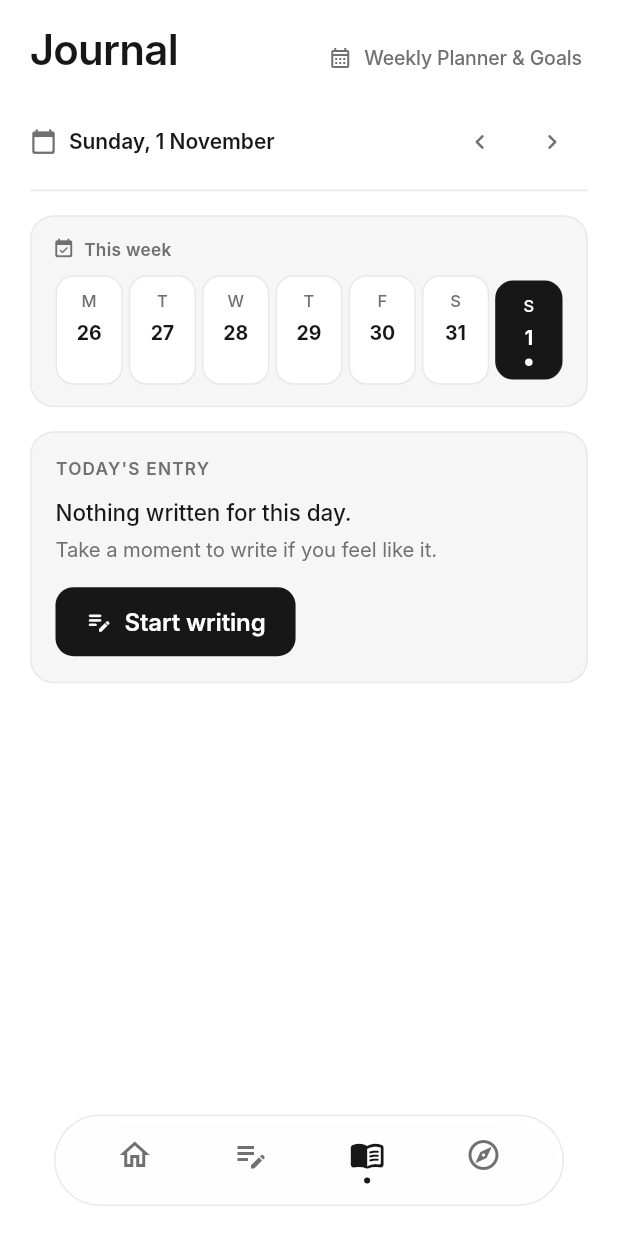
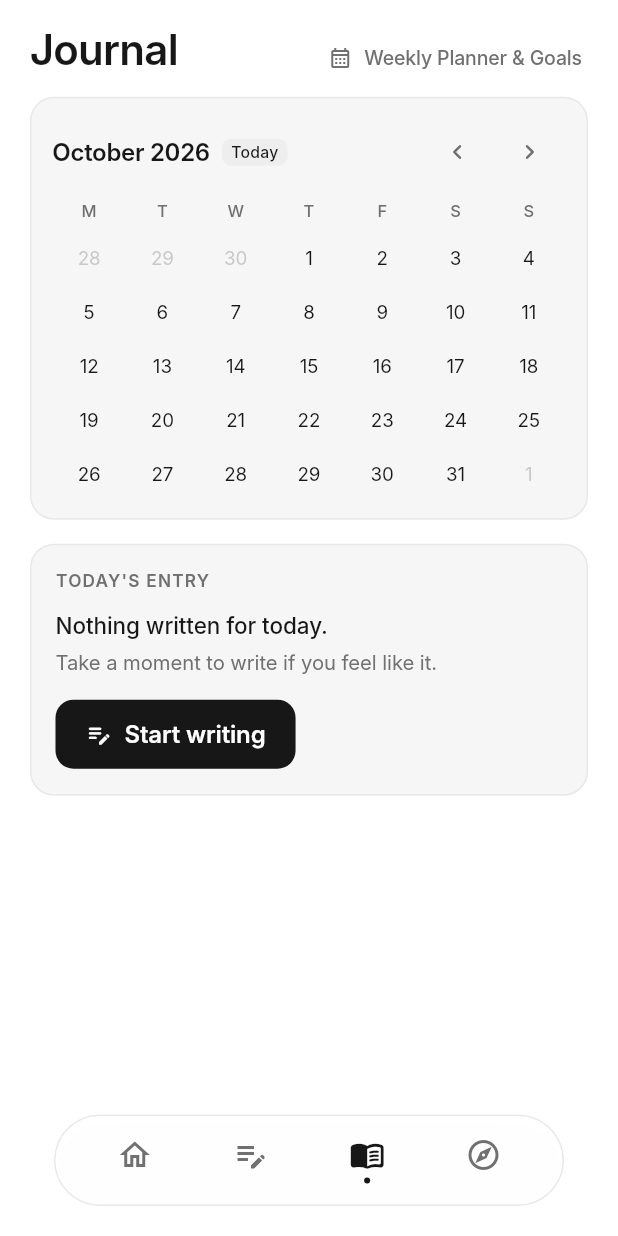
Before and after one commit to bhvyshrm/Haven, a Flutter app: the screen it shows after launch, item 3 of the bottom bar chosen, after a tap on the "chevron left" icon, on a phone screen of 412 x 824 dp. Run offline on Flutter 3.47's test engine with Material 3 defaults, Android fonts, the phone set to English and light mode, and no system bars; our stand-ins replace file_picker, flutter_local_notifications, google_sign_in, local_auth, share_plus, shared_preferences and 3 more; missing offline and left inert: googleapis; accounts and stored records are empty; Roboto replaces fonts that are missing (Inter).

Commit message:
ui: redesign journal calendar into compact iOS monthly view

```diff
--- a/lib/features/journal/journal_screen.dart
+++ b/lib/features/journal/journal_screen.dart
@@ -32,7 +32,7 @@ class JournalScreen extends StatelessWidget {
 
     final selectedDate = state.selectedDate;
     final selectedEntry = state.entryForSelectedDate;
-    final previousEntries = state.journalEntries
+    final otherEntries = state.journalEntries
         .where((e) => e.date != state.selectedDateFormatted)
         .toList();
 
@@ -85,82 +85,17 @@ class JournalScreen extends StatelessWidget {
               ),
             ],
           ),
-          const SizedBox(height: 12.0),
+          const SizedBox(height: 14.0),
 
-          // 2. Date Navigation Bar
-          Container(
-            padding: const EdgeInsets.symmetric(vertical: 8.0),
-            decoration: BoxDecoration(
-              border: Border(
-                bottom: BorderSide(color: borderColor, width: 1.0),
-              ),
-            ),
-            child: Row(
-              mainAxisAlignment: MainAxisAlignment.spaceBetween,
-              children: [
-                Row(
-                  children: [
-                    Icon(
-                      Icons.calendar_today_rounded,
-                      size: 18.0,
-                      color: secondaryTextColor,
-                    ),
-                    const SizedBox(width: 8.0),
-                    Text(
-                      DateFormat('EEEE, d MMMM').format(selectedDate),
-                      style: HavenTypography.labelMd(primaryTextColor)
-                          .copyWith(fontWeight: FontWeight.w600),
-                    ),
-                  ],
-                ),
-                Row(
-                  children: [
-                    IconButton(
-                      icon: const Icon(Icons.chevron_left_rounded, size: 20.0),
-                      color: secondaryTextColor,
-                      padding: EdgeInsets.zero,
-                      constraints: const BoxConstraints(
-                        minWidth: 32.0,
-                        minHeight: 32.0,
-                      ),
-                      onPressed: () {
-                        state.setSelectedDate(
-                          selectedDate.subtract(const Duration(days: 1)),
-                        );
-                      },
-                      tooltip: 'Previous day',
-                    ),
-                    IconButton(
-                      icon: const Icon(Icons.chevron_right_rounded, size: 20.0),
-                      color: secondaryTextColor,
-                      padding: EdgeInsets.zero,
-                      constraints: const BoxConstraints(
-                        minWidth: 32.0,
-                        minHeight: 32.0,
-                      ),
-                      onPressed: () {
-                        state.setSelectedDate(
-                          selectedDate.add(const Duration(days: 1)),
-                        );
-                      },
-                      tooltip: 'Next day',
-                    ),
-                  ],
-                ),
-              ],
-            ),
-          ),
-          const SizedBox(height: 16.0),
-
-          // 3. This Week Strip (M T W T F S S)
-          _WeekStrip(
+          // 2. Compact iOS-Inspired Monthly Calendar
+          _CompactMonthCalendar(
             selectedDate: selectedDate,
             journalEntries: state.journalEntries,
             onSelectDate: (d) => state.setSelectedDate(d),
           ),
           const SizedBox(height: 16.0),
 
-          // 4. Selected Day's Entry Card
+          // 3. Selected Day's Entry Card
           _TodayEntryCard(
             selectedDate: selectedDate,
             entry: selectedEntry,
@@ -177,10 +112,10 @@ class JournalScreen extends StatelessWidget {
           ),
           const SizedBox(height: 24.0),
 
-          // 5. Previous Entries List
-          if (previousEntries.isNotEmpty) ...[
+          // 4. Other Entries List
+          if (otherEntries.isNotEmpty) ...[
             Text(
-              'Previous entries',
+              'Other entries',
               style: HavenTypography.bodyMd(primaryTextColor)
                   .copyWith(fontWeight: FontWeight.w600),
             ),
@@ -194,11 +129,11 @@ class JournalScreen extends StatelessWidget {
               child: ListView.separated(
                 shrinkWrap: true,
                 physics: const NeverScrollableScrollPhysics(),
-                itemCount: previousEntries.length,
+                itemCount: otherEntries.length,
                 separatorBuilder: (context, index) =>
                     Divider(height: 1.0, color: borderColor),
                 itemBuilder: (context, index) {
-                  final entry = previousEntries[index];
+                  final entry = otherEntries[index];
                   return _PreviousEntryTile(
                     entry: entry,
                     onTap: () {
@@ -220,16 +155,74 @@ class JournalScreen extends StatelessWidget {
   }
 }
 
-class _WeekStrip extends StatelessWidget {
+class _CompactMonthCalendar extends StatefulWidget {
   final DateTime selectedDate;
   final List<JournalEntry> journalEntries;
   final ValueChanged<DateTime> onSelectDate;
 
-  const _WeekStrip({
+  const _CompactMonthCalendar({
     required this.selectedDate,
     required this.journalEntries,
     required this.onSelectDate,
   });
+
+  @override
+  State<_CompactMonthCalendar> createState() => _CompactMonthCalendarState();
+}
+
+class _CompactMonthCalendarState extends State<_CompactMonthCalendar> {
+  late DateTime _displayedMonth;
+
+  @override
+  void initState() {
+    super.initState();
+    _displayedMonth = DateTime(
+      widget.selectedDate.year,
+      widget.selectedDate.month,
+      1,
+    );
+  }
+
+  @override
+  void didUpdateWidget(covariant _CompactMonthCalendar oldWidget) {
+    super.didUpdateWidget(oldWidget);
+    if (oldWidget.selectedDate.year != widget.selectedDate.year ||
+        oldWidget.selectedDate.month != widget.selectedDate.month) {
+      _displayedMonth = DateTime(
+        widget.selectedDate.year,
+        widget.selectedDate.month,
+        1,
+      );
+    }
+  }
+
+  void _previousMonth() {
+    setState(() {
+      _displayedMonth = DateTime(
+        _displayedMonth.year,
+        _displayedMonth.month - 1,
+        1,
+      );
+    });
+  }
+
+  void _nextMonth() {
+    setState(() {
+      _displayedMonth = DateTime(
+        _displayedMonth.year,
+        _displayedMonth.month + 1,
+        1,
+      );
+    });
+  }
+
+  void _goToToday() {
+    final now = DateTime.now();
+    setState(() {
+      _displayedMonth = DateTime(now.year, now.month, 1);
+    });
+    widget.onSelectDate(now);
+  }
 
   @override
   Widget build(BuildContext context) {
@@ -240,131 +233,278 @@ class _WeekStrip extends StatelessWidget {
     final borderColor = isDark
         ? HavenColors.darkBorder
         : HavenColors.lightBorder;
+    final primaryTextColor = isDark
+        ? HavenColors.darkTextPrimary
+        : HavenColors.lightTextPrimary;
     final secondaryTextColor = isDark
         ? HavenColors.darkTextSecondary
         : HavenColors.lightTextSecondary;
 
-    // Calculate Monday of the selected date's week
-    final daysToMonday = selectedDate.weekday - DateTime.monday;
-    final monday = selectedDate.subtract(Duration(days: daysToMonday));
-    final weekDays = List.generate(7, (i) => monday.add(Duration(days: i)));
+    final now = DateTime.now();
+    final isCurrentMonth =
+        _displayedMonth.year == now.year && _displayedMonth.month == now.month;
 
-    final dayInitials = ['M', 'T', 'W', 'T', 'F', 'S', 'S'];
+    // Set of entry dates for fast lookup
+    final entryDates = <String>{};
+    for (final e in widget.journalEntries) {
+      if (e.title.trim().isNotEmpty || e.body.trim().isNotEmpty) {
+        entryDates.add(e.date);
+      }
+    }
+
+    // Days in current displayed month
+    final firstDayOfMonth = DateTime(
+      _displayedMonth.year,
+      _displayedMonth.month,
+      1,
+    );
+    final daysInMonth = DateTime(
+      _displayedMonth.year,
+      _displayedMonth.month + 1,
+      0,
+    ).day;
+
+    // Monday is 1, Sunday is 7. Offset = firstDayOfMonth.weekday - 1
+    final leadingOffset = firstDayOfMonth.weekday - DateTime.monday;
+    final prevMonthLastDay = DateTime(
+      _displayedMonth.year,
+      _displayedMonth.month,
+      0,
+    ).day;
+
+    final List<DateTime> calendarDays = [];
+
+    // Leading days from previous month
+    for (int i = leadingOffset - 1; i >= 0; i--) {
+      calendarDays.add(
+        DateTime(
+          _displayedMonth.year,
+          _displayedMonth.month - 1,
+          prevMonthLastDay - i,
+        ),
+      );
+    }
+
+    // Days in current month
+    for (int day = 1; day <= daysInMonth; day++) {
+      calendarDays.add(
+        DateTime(_displayedMonth.year, _displayedMonth.month, day),
+      );
+    }
+
+    // Trailing days from next month to complete the last row
+    final trailingCount = (7 - (calendarDays.length % 7)) % 7;
+    for (int day = 1; day <= trailingCount; day++) {
+      calendarDays.add(
+        DateTime(_displayedMonth.year, _displayedMonth.month + 1, day),
+      );
+    }
+
+    const dayLabels = ['M', 'T', 'W', 'T', 'F', 'S', 'S'];
 
     return Container(
-      padding: const EdgeInsets.all(14.0),
+      padding: const EdgeInsets.symmetric(horizontal: 14.0, vertical: 12.0),
       decoration: BoxDecoration(
         color: surfaceColor,
         borderRadius: BorderRadius.circular(16.0),
         border: Border.all(color: borderColor, width: 1.0),
       ),
       child: Column(
-        crossAxisAlignment: CrossAxisAlignment.start,
+        crossAxisAlignment: CrossAxisAlignment.stretch,
+        mainAxisSize: MainAxisSize.min,
+        children: [
+          // Month Header: e.g. "November 2026" with controls
+          Row(
+            mainAxisAlignment: MainAxisAlignment.spaceBetween,
             children: [
               Row(
+                mainAxisSize: MainAxisSize.min,
                 children: [
-              Icon(
-                Icons.event_available_rounded,
-                size: 15.0,
+                  Text(
+                    DateFormat('MMMM yyyy').format(_displayedMonth),
+                    style: HavenTypography.labelLg(primaryTextColor).copyWith(
+                      fontWeight: FontWeight.w600,
+                      letterSpacing: -0.2,
+                    ),
+                  ),
+                  if (!isCurrentMonth) ...[
+                    const SizedBox(width: 8.0),
+                    GestureDetector(
+                      onTap: _goToToday,
+                      child: Container(
+                        padding: const EdgeInsets.symmetric(
+                          horizontal: 6.0,
+                          vertical: 2.0,
+                        ),
+                        decoration: BoxDecoration(
+                          color: isDark
+                              ? const Color(0xFF242424)
+                              : const Color(0xFFEEEEEE),
+                          borderRadius: BorderRadius.circular(6.0),
+                        ),
+                        child: Text(
+                          'Today',
+                          style: HavenTypography.caption(primaryTextColor)
+                              .copyWith(
+                                fontWeight: FontWeight.w500,
+                                fontSize: 10.5,
+                              ),
+                        ),
+                      ),
+                    ),
+                  ],
+                ],
+              ),
+              Row(
+                mainAxisSize: MainAxisSize.min,
+                children: [
+                  IconButton(
+                    icon: const Icon(Icons.chevron_left_rounded, size: 20.0),
                     color: secondaryTextColor,
+                    padding: EdgeInsets.zero,
+                    constraints: const BoxConstraints(
+                      minWidth: 28.0,
+                      minHeight: 28.0,
                     ),
-              const SizedBox(width: 6.0),
-              Text(
-                'This week',
-                style: HavenTypography.caption(secondaryTextColor)
-                    .copyWith(fontWeight: FontWeight.w600),
+                    onPressed: _previousMonth,
+                    tooltip: 'Previous month',
+                  ),
+                  IconButton(
+                    icon: const Icon(Icons.chevron_right_rounded, size: 20.0),
+                    color: secondaryTextColor,
+                    padding: EdgeInsets.zero,
+                    constraints: const BoxConstraints(
+                      minWidth: 28.0,
+                      minHeight: 28.0,
+                    ),
+                    onPressed: _nextMonth,
+                    tooltip: 'Next month',
                   ),
                 ],
               ),
-          const SizedBox(height: 10.0),
+            ],
+          ),
+          const SizedBox(height: 8.0),
+
+          // Day of week row (M T W T F S S)
           Row(
-            mainAxisAlignment: MainAxisAlignment.spaceBetween,
             children: List.generate(7, (i) {
-              final day = weekDays[i];
+              return Expanded(
+                child: Center(
+                  child: Text(
+                    dayLabels[i],
+                    style: HavenTypography.caption(secondaryTextColor)
+                        .copyWith(fontWeight: FontWeight.w500, fontSize: 11.0),
+                  ),
+                ),
+              );
+            }),
+          ),
+          const SizedBox(height: 6.0),
+
+          // Grid of days
+          ...List.generate((calendarDays.length / 7).ceil(), (rowIndex) {
+            return Padding(
+              padding: const EdgeInsets.symmetric(vertical: 2.0),
+              child: Row(
+                children: List.generate(7, (colIndex) {
+                  final dayIndex = rowIndex * 7 + colIndex;
+                  final day = calendarDays[dayIndex];
+
+                  final isCurrentMonthDay = day.month == _displayedMonth.month;
                   final isSelected =
-                  day.year == selectedDate.year &&
-                  day.month == selectedDate.month &&
-                  day.day == selectedDate.day;
+                      day.year == widget.selectedDate.year &&
+                      day.month == widget.selectedDate.month &&
+                      day.day == widget.selectedDate.day;
+                  final isToday =
+                      day.year == now.year &&
+                      day.month == now.month &&
+                      day.day == now.day;
 
                   final dateStr = DateFormat('yyyy-MM-dd').format(day);
-              final hasEntry = journalEntries.any(
-                (e) =>
-                    e.date == dateStr &&
-                    (e.title.isNotEmpty || e.body.isNotEmpty),
+                  final hasEntry = entryDates.contains(dateStr);
+
+                  // Colors & styling
+                  final Color cellText;
+                  final Color cellBg;
+                  final BoxBorder? cellBorder;
+
+                  if (isSelected) {
+                    cellBg = isDark ? Colors.white : const Color(0xFF171717);
+                    cellText = isDark ? const Color(0xFF171717) : Colors.white;
+                    cellBorder = null;
+                  } else if (isToday) {
+                    cellBg = Colors.transparent;
+                    cellText = primaryTextColor;
+                    cellBorder = Border.all(
+                      color: isDark
+                          ? const Color(0xFF555555)
+                          : const Color(0xFFB0B0B0),
+                      width: 1.0,
                     );
-
-              final activeBg = isDark ? Colors.white : const Color(0xFF171717);
-              final activeText = isDark
-                  ? const Color(0xFF171717)
-                  : Colors.white;
+                  } else {
+                    cellBg = Colors.transparent;
+                    cellText = isCurrentMonthDay
+                        ? primaryTextColor
+                        : secondaryTextColor.withValues(alpha: 0.35);
+                    cellBorder = null;
+                  }
 
                   return Expanded(
-                child: Padding(
-                  padding: const EdgeInsets.symmetric(horizontal: 2.0),
+                    child: Center(
                       child: Material(
                         color: Colors.transparent,
                         child: InkWell(
-                      onTap: () => onSelectDate(day),
-                      borderRadius: BorderRadius.circular(12.0),
+                          onTap: () {
+                            if (day.month != _displayedMonth.month) {
+                              setState(() {
+                                _displayedMonth = DateTime(
+                                  day.year,
+                                  day.month,
+                                  1,
+                                );
+                              });
+                            }
+                            widget.onSelectDate(day);
+                          },
+                          borderRadius: BorderRadius.circular(16.0),
                           child: Container(
-                        padding: const EdgeInsets.symmetric(vertical: 8.0),
+                            width: 32.0,
+                            height: 32.0,
                             decoration: BoxDecoration(
-                          color: isSelected
-                              ? activeBg
-                              : (isDark
-                                    ? HavenColors.darkCanvas
-                                    : HavenColors.lightCanvas),
-                          borderRadius: BorderRadius.circular(12.0),
-                          border: Border.all(
-                            color: isSelected ? activeBg : borderColor,
-                            width: 1.0,
+                              color: cellBg,
+                              shape: BoxShape.circle,
+                              border: cellBorder,
+                            ),
+                            child: Stack(
+                              alignment: Alignment.center,
+                              children: [
+                                Text(
+                                  '${day.day}',
+                                  style: TextStyle(
+                                    fontSize: 12.5,
+                                    fontWeight: isSelected || isToday
+                                        ? FontWeight.w600
+                                        : FontWeight.w400,
+                                    color: cellText,
                                   ),
                                 ),
-                        child: Column(
-                          children: [
-                            Text(
-                              dayInitials[i],
-                              style: TextStyle(
-                                fontSize: 11.0,
-                                fontWeight: FontWeight.w500,
+                                if (hasEntry)
+                                  Positioned(
+                                    bottom: 3.0,
+                                    child: Container(
+                                      width: 3.5,
+                                      height: 3.5,
+                                      decoration: BoxDecoration(
+                                        shape: BoxShape.circle,
                                         color: isSelected
-                                    ? activeText
-                                    : secondaryTextColor,
+                                            ? cellText
+                                            : (isDark
+                                                  ? const Color(0xFFE0E0E0)
+                                                  : const Color(0xFF202020)),
                                       ),
                                     ),
-                            const SizedBox(height: 4.0),
-                            Text(
-                              day.day.toString(),
-                              style: TextStyle(
-                                fontSize: 13.0,
-                                fontWeight: FontWeight.w700,
-                                color: isSelected
-                                    ? activeText
-                                    : (isDark
-                                          ? HavenColors.darkTextPrimary
-                                          : HavenColors.lightTextPrimary),
                                   ),
-                            ),
-                            const SizedBox(height: 4.0),
-                            if (isSelected)
-                              Container(
-                                width: 5.0,
-                                height: 5.0,
-                                decoration: BoxDecoration(
-                                  shape: BoxShape.circle,
-                                  color: activeText,
-                                ),
-                              )
-                            else if (hasEntry)
-                              Icon(
-                                Icons.check,
-                                size: 12.0,
-                                color: isDark
-                                    ? Colors.white
-                                    : const Color(0xFF171717),
-                              )
-                            else
-                              const SizedBox(height: 12.0),
                               ],
                             ),
                           ),
@@ -374,6 +514,8 @@ class _WeekStrip extends StatelessWidget {
                   );
                 }),
               ),
+            );
+          }),
         ],
       ),
     );
@@ -410,6 +552,12 @@ class _TodayEntryCard extends StatelessWidget {
         ? HavenColors.darkCanvas
         : HavenColors.lightCanvas;
 
+    final now = DateTime.now();
+    final isToday =
+        selectedDate.year == now.year &&
+        selectedDate.month == now.month &&
+        selectedDate.day == now.day;
+
     final hasContent =
         entry != null &&
         (entry!.title.trim().isNotEmpty || entry!.body.trim().isNotEmpty);
@@ -428,7 +576,9 @@ class _TodayEntryCard extends StatelessWidget {
             mainAxisAlignment: MainAxisAlignment.spaceBetween,
             children: [
               Text(
-                'TODAY\'S ENTRY',
+                isToday
+                    ? 'TODAY\'S ENTRY'
+                    : 'ENTRY FOR ${DateFormat('d MMMM').format(selectedDate).toUpperCase()}',
                 style: HavenTypography.caption(secondaryTextColor)
                     .copyWith(fontWeight: FontWeight.w600, letterSpacing: 0.8),
               ),
@@ -482,7 +632,9 @@ class _TodayEntryCard extends StatelessWidget {
             ),
           ] else ...[
             Text(
-              'Nothing written for this day.',
+              isToday
+                  ? 'Nothing written for today.'
+                  : 'Nothing written for this date.',
               style: HavenTypography.bodyMd(primaryTextColor)
                   .copyWith(fontWeight: FontWeight.w500),
             ),
@@ -495,7 +647,11 @@ class _TodayEntryCard extends StatelessWidget {
             ElevatedButton.icon(
               onPressed: onWrite,
               icon: const Icon(Icons.edit_note_rounded, size: 18.0),
-              label: const Text('Start writing'),
+              label: Text(
+                isToday
+                    ? 'Start writing'
+                    : 'Write for ${DateFormat('d MMM').format(selectedDate)}',
+              ),
               style: ElevatedButton.styleFrom(
                 backgroundColor: primaryTextColor,
                 foregroundColor: canvasColor,
```
Lines whose indentation alone changed are shown as unchanged.
